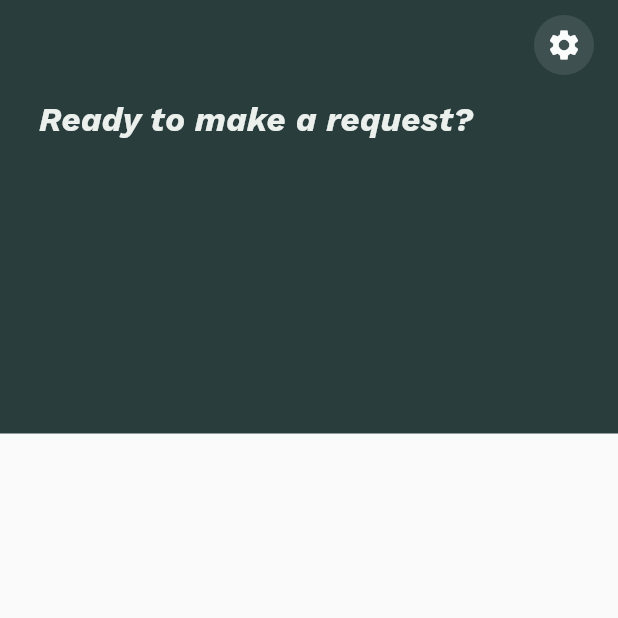
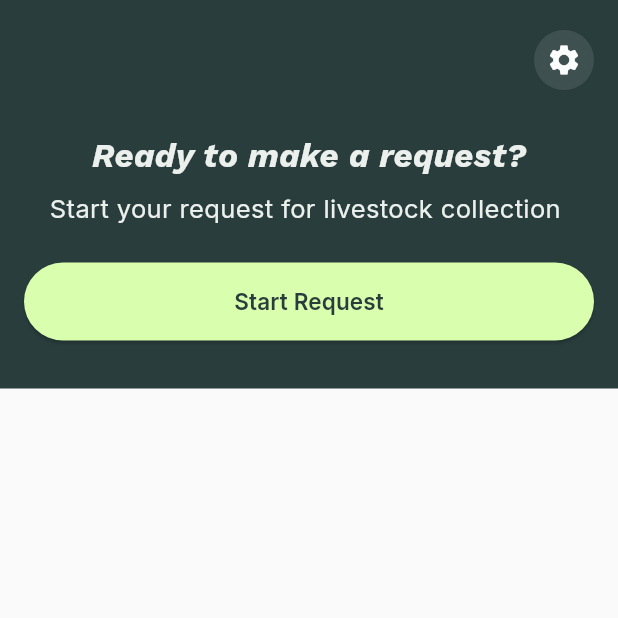
Before and after one commit to KadwaMahesh/Vpp, a Flutter app: the HomePage screen opened directly, on a phone screen of 412 x 824 dp, the top half of it. Run offline on Flutter 3.47's test engine with Material 3 defaults, Android fonts, the phone set to English and light mode, and no system bars; our stand-ins replace get, supabase_flutter; accounts and stored records are empty.

Commit message:
Update project

```diff
--- a/lib/screens/homePage.dart
+++ b/lib/screens/homePage.dart
@@ -1,6 +1,10 @@
 import 'package:flutter/material.dart';
+import 'package:get/get_core/src/get_main.dart';
+import 'package:get/get_navigation/src/extension_navigation.dart';
+import 'package:vpp/screens/picUpDate.dart';
 import 'package:vpp/widgets/app_color.dart';
 import 'package:vpp/widgets/app_text_style.dart';
+import 'package:vpp/widgets/button.dart';
 
 class HomePage extends StatelessWidget {
   const HomePage({super.key});
@@ -10,7 +14,7 @@ class HomePage extends StatelessWidget {
     return Scaffold(
       backgroundColor: AppColor.pagebackground,
       appBar: PreferredSize(
-        preferredSize: const Size.fromHeight(289),
+        preferredSize: const Size.fromHeight(259),
         child: AppBar(
           automaticallyImplyLeading: false,
           backgroundColor: AppColor.buttonColor,
@@ -19,8 +23,9 @@ class HomePage extends StatelessWidget {
             child: Padding(
               padding: EdgeInsetsGeometry.only(left: 16, top: 10, right: 16),
               child: Column(
-                crossAxisAlignment: CrossAxisAlignment.start,
+                crossAxisAlignment: CrossAxisAlignment.center,
                 children: [
+                  SizedBox(height: 10),
                   Row(
                     mainAxisAlignment: MainAxisAlignment.end,
                     children: [
@@ -43,16 +48,28 @@ class HomePage extends StatelessWidget {
                       ),
                     ],
                   ),
-                  SizedBox(height: 14),
-                  Padding(
-                    padding: const EdgeInsets.only(left: 10.0),
-                    child: Text(
-                      'Ready to make a request?',
-                      style: AppTextStyle.heading2.copyWith(
-                        color: Color(0xFAEFF4F1),
-                      ),
-                      textAlign: TextAlign.center,
+                  SizedBox(height: 28),
+                  Text(
+                    'Ready to make a request?',
+                    style: AppTextStyle.heading2.copyWith(
+                      color: Color(0xFAEFF4F1),
                     ),
+                  ),
+                  SizedBox(height: 8),
+                  Text(
+                    'Start your request for livestock collection ',
+                    style: AppTextStyle.heading1.copyWith(
+                      color: Color(0xFAEFF4F1),
+                    ),
+                  ),
+                  SizedBox(height: 24),
+                  CustomButton(
+                    buttonText: 'Start Request',
+                    onPressed: () {
+                      Get.to(() => PicUpDate());
+                    },
+                    backgroundColor: AppColor.buttonText,
+                    textColor: AppColor.buttonColor,
                   ),
                 ],
               ),
--- a/lib/widgets/app_text_style.dart
+++ b/lib/widgets/app_text_style.dart
@@ -3,6 +3,13 @@ import 'package:vpp/widgets/app_color.dart';
 
 class AppTextStyle {
   AppTextStyle._();
+
+  static const TextStyle textHeading = TextStyle(
+    fontSize: 28,
+    fontWeight: FontWeight.w600,
+    fontFamily: 'Work Sans',
+    color: AppColor.buttonColor,
+  );
 
   static const TextStyle heading1 = TextStyle(
     fontSize: 17,
--- a/lib/widgets/button.dart
+++ b/lib/widgets/button.dart
@@ -1,4 +1,5 @@
 import 'package:flutter/material.dart';
+import 'package:vpp/widgets/app_color.dart';
 import 'package:vpp/widgets/app_text_style.dart';
 
 class CustomButton extends StatefulWidget {
@@ -7,11 +8,13 @@ class CustomButton extends StatefulWidget {
     required this.buttonText,
     required this.onPressed,
     required this.backgroundColor,
+    this.textColor = AppColor.buttonText,
   });
 
   final String buttonText;
   final VoidCallback onPressed;
   final Color backgroundColor;
+  final Color textColor;
 
   @override
   State<CustomButton> createState() => _CustomButtonState();
@@ -32,7 +35,10 @@ class _CustomButtonState extends State<CustomButton> {
           ),
           // padding: const EdgeInsets.symmetric(vertical: 16.0),
         ),
-        child: Text(widget.buttonText, style: AppTextStyle.buttonHeading),
+        child: Text(
+          widget.buttonText,
+          style: AppTextStyle.buttonHeading.copyWith(color: widget.textColor),
+        ),
       ),
     );
   }
```
Also changed, not shown: lib/screens/picUpDate.dart (added, +81 -0 lines), lib/screens/stockQuantity.dart (added), lib/screens/stockType.dart (added).
